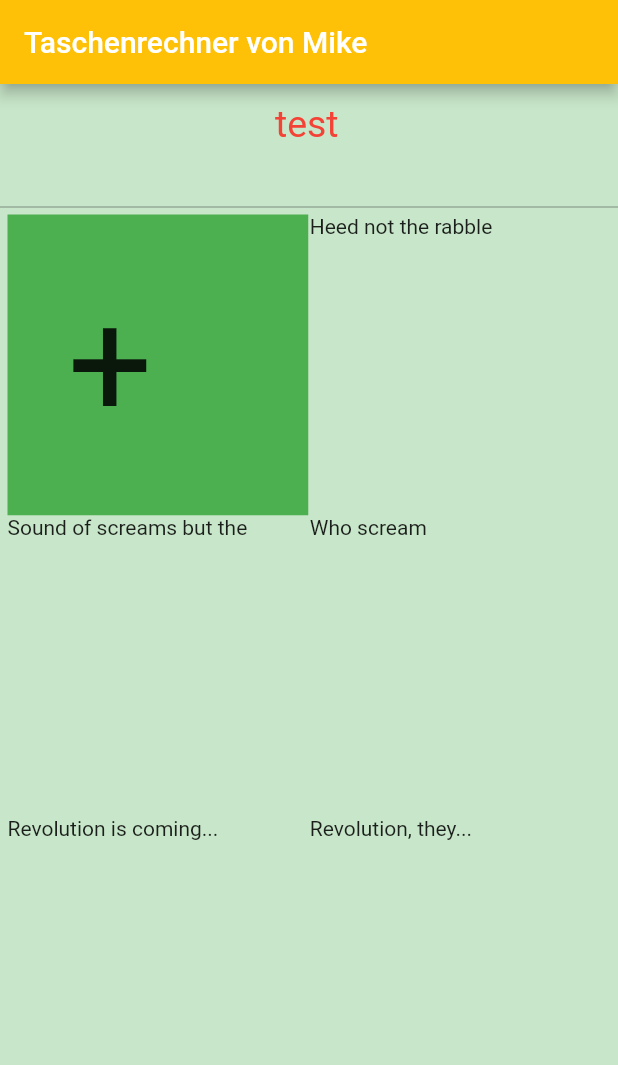
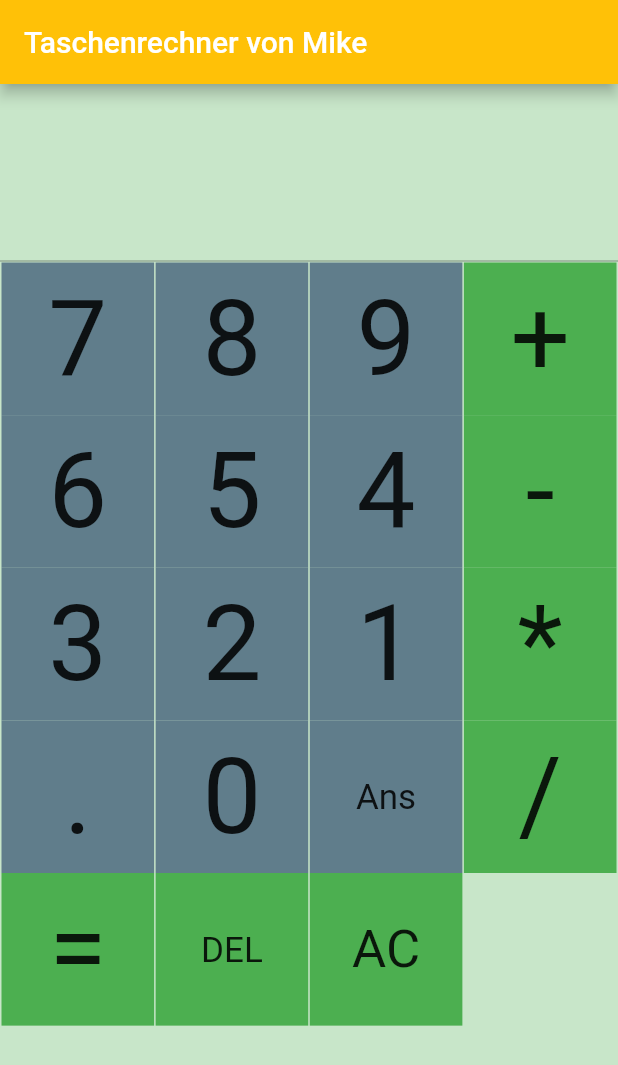
Before and after one commit to mike-la/flutter_calculator, a Flutter app: the screen it shows after launch, on a phone screen of 412 x 824 dp. Shown: the top 1065 px of the screen. Run offline on Flutter 3.47's test engine with Material 2 defaults, Android fonts, the phone set to English and light mode, and no system bars.

Commit message:
Ergebnis: Zahlen und Operatoren werden aufgesplittet
Berechnung fehlt noch

```diff
--- a/lib/plusMinus.dart
+++ b/lib/buttons.dart
@@ -2,10 +2,10 @@ import 'package:flutter/material.dart';
 import 'package:flutter/widgets.dart';
 import 'main.dart';
 
-/// The widget for plus or minus
+/// The widget all buttons (numbers and operators)
 ///
 
-class plusMinus extends StatelessWidget {
+class buttons extends StatelessWidget {
   final String m_categoryName;
   final ColorSwatch m_categoryColor;
   double m_height;
@@ -15,7 +15,7 @@ class plusMinus extends StatelessWidget {
   // While the @required checks for whether a named parameter is passed in,
   // it doesn't check whether the object passed in is null. We check that
   // in the assert statement.
-  plusMinus({
+  buttons({
     Key key,
     @required this.m_categoryName,
     @required this.m_categoryColor,
@@ -28,15 +28,14 @@ class plusMinus extends StatelessWidget {
 
   Widget build(BuildContext context) {
     assert(debugCheckHasMaterial(context));
-    m_height=100.0;//context.size.height;
+    m_height=70.0;//context.size.height;
+    m_height=m_height/m_categoryName.length; //smaller, when more letters
 
     return Material(
 
         color: m_categoryColor,
-        child: new Padding(
-          padding: const EdgeInsets.all(8.0),
-          child: new Container(
-              height: m_height+m_border,
+          child: new Center(
+
               child: new InkWell(
                 borderRadius: BorderRadius.circular(50.0),
                 highlightColor: m_categoryColor,
@@ -44,22 +43,15 @@ class plusMinus extends StatelessWidget {
                   print('I was tapped!');
                   tapped();
                 },
-                child: new Row(
-                  crossAxisAlignment: CrossAxisAlignment.stretch,
-                  children: <Widget>[
-                    new Padding(
-                      padding: const EdgeInsets.all(16.0),
-                    ),
+                child:
                     new Center(
                         child: Text(
                           m_categoryName,
                           style: new TextStyle(fontSize:m_height ),
                           textAlign: TextAlign.center,
-                        ))
-                  ],
-                ),
+                        )),
               )),
-        ));
+        );
   }
 
   void tapped(){
--- a/lib/main.dart
+++ b/lib/main.dart
@@ -8,7 +8,7 @@ import 'package:flutter/material.dart';
 // You can use a relative import, i.e. `import 'category.dart';` or
 // a package import, as shown below.
 // More details at http://dart-lang.github.io/linter/lints/avoid_relative_lib_imports.html
-import 'plusMinus.dart';
+import 'buttons.dart';
 
 // TODO: Pass this information into your custom [Category] widget
 
@@ -21,13 +21,16 @@ void main() {
 /// Currently, we just show one widget in our app.
 class Calculator extends StatelessWidget {
   TextEditingController m_resultTextController = new TextEditingController(
-    text: "test",
+    text: "",
   );
 
   //List with used operator (not allowed to have more than 1 operator after another)
   final List<String> operatorList = ['+','-','*','/'];
-  final int maxCountCharsMathTerm=10; //max count of chars (numbers and operators in the mathematic term
+  final int maxCountCharsMathTerm=20; //max count of chars (numbers and operators in the mathematic term
+  ColorSwatch colorNumber=Colors.blueGrey;
+  ColorSwatch colorOperator=Colors.green;
 
+  double lastResult=0; //last given result (for "ans")
 
 
   @override
@@ -59,7 +62,8 @@ class Calculator extends StatelessWidget {
       child: new TextField( //TextField for the mathematic term
         style: new TextStyle(
           color: Colors.red,
-          fontSize: 25.0,
+          fontSize: 40.0,
+          fontWeight: FontWeight.bold
         ),
         enabled: false,
         keyboardType: TextInputType.multiline,
@@ -73,34 +77,66 @@ class Calculator extends StatelessWidget {
   Expanded createMiddleSection(){
     return new Expanded(child: GridView.count(
         primary: false,
-        padding: const EdgeInsets.all(5.0),
+        padding: const EdgeInsets.all(1.0),
         crossAxisSpacing: 1.0,
-        crossAxisCount: 2,
+        crossAxisCount: 4,
         children: <Widget>[
-        plusMinus(
-          m_categoryName: "+",
-          m_categoryColor: Colors.green,
-          m_calc: this,
-        ), //plus symbol
-        const Text('Heed not the rabble'),
-        const Text('Sound of screams but the'),
-        const Text('Who scream'),
-        const Text('Revolution is coming...'),
-        const Text('Revolution, they...'),
+        buttons( m_categoryName: "7", m_categoryColor: colorNumber, m_calc: this, ), //plus symbol
+        buttons( m_categoryName: "8", m_categoryColor: colorNumber, m_calc: this, ), //plus symbol
+        buttons( m_categoryName: "9", m_categoryColor: colorNumber, m_calc: this, ), //plus symbol
+        buttons( m_categoryName: "+", m_categoryColor: colorOperator, m_calc: this, ), //plus symbol
+        buttons( m_categoryName: "6", m_categoryColor: colorNumber, m_calc: this, ), //plus symbol
+        buttons( m_categoryName: "5", m_categoryColor: colorNumber, m_calc: this, ), //plus symbol
+        buttons( m_categoryName: "4", m_categoryColor: colorNumber, m_calc: this, ), //plus symbol
+        buttons( m_categoryName: "-", m_categoryColor: colorOperator, m_calc: this, ), //plus symbol
+        buttons( m_categoryName: "3", m_categoryColor: colorNumber, m_calc: this, ), //plus symbol
+        buttons( m_categoryName: "2", m_categoryColor: colorNumber, m_calc: this, ), //plus symbol
+        buttons( m_categoryName: "1", m_categoryColor: colorNumber, m_calc: this, ), //plus symbol
+        buttons( m_categoryName: "*", m_categoryColor: colorOperator, m_calc: this, ), //plus symbol
+        buttons( m_categoryName: ".", m_categoryColor: colorNumber, m_calc: this, ), //plus symbol
+        buttons( m_categoryName: "0", m_categoryColor: colorNumber, m_calc: this, ), //plus symbol
+        buttons( m_categoryName: "Ans", m_categoryColor: colorNumber, m_calc: this,  ), //plus symbol
+        buttons( m_categoryName: "/", m_categoryColor: colorOperator, m_calc: this, ), //plus symbol
+        buttons( m_categoryName: "=", m_categoryColor: colorOperator, m_calc: this, ), //result
+        buttons( m_categoryName: "DEL", m_categoryColor: colorOperator, m_calc: this, ), //delete last
+        buttons( m_categoryName: "AC", m_categoryColor: colorOperator, m_calc: this, ), //delete all
         ]),
     );
   }
 
   /*
   set the resultTerm Text
+  functionButton: "=", Ans
    */
   void setResultTextLabel(String textString) {
+    if(!charIsAllowedInResultTextLabel(textString)) {
+      return;
+    }
 
-    if(charIsAllowedInResultTextLabel(textString)){
-      textString =m_resultTextController.text + textString; //oold data and adding the new
-      print('setOutputLabel' + textString);
-      m_resultTextController.text = textString;
+    switch (textString) {
+      case 'Ans':
+        textString=lastResult.toString();
+        break;
+      case '=':
+        m_resultTextController.text=result().toString();
+        return;
+      case 'DEL': //delete last
+        String t=m_resultTextController.text;
+        t=t.substring(0,t.length-1);
+        m_resultTextController.text=t;
+        return;
+      case 'AC': //delete all
+        m_resultTextController.clear();
+        return;
     }
+
+    if(m_resultTextController.text.length>maxCountCharsMathTerm){
+      return;
+    }
+
+    textString =m_resultTextController.text + textString; //oold data and adding the new
+    print('setOutputLabel' + textString);
+    m_resultTextController.text = textString;
   }
 
   /*
@@ -109,31 +145,116 @@ class Calculator extends StatelessWidget {
       no   new operator allowed
    */
   bool charIsAllowedInResultTextLabel(String input) {
-    if(m_resultTextController.text.length==0){ //else excepton, when text field is empty
+    List<String> opList = new List<String>.from(operatorList);
+    opList.add('.'); //here is '.' relevant, because '.' is not allowed to stand behind other operator
+    //debug output
+    //operatorList.forEach((fruit) => print(fruit));
+    //print( operatorList[1] ); // 2
+
+    String lastCharInput = input.substring(input.length - 1, input.length);
+    //print('lastCharInputsubstring' + lastCharInput);
+    //print('operatorList index' + operatorList.indexOf(lastCharInput).toString());
+    if (opList.indexOf(lastCharInput) == -1) { //inserted char is no operator
+      return true;
+    }
+    else if (m_resultTextController.text.length == 0) { //first sign cannot be operator
+      return false;
+    }
+    //now we know, inserted char is an operator
+
+
+    //check, if last char of term is an operator
+    String lastCharTerm = m_resultTextController.text.substring(
+        m_resultTextController.text.length - 1,
+        m_resultTextController.text.length);
+    //print('substring' + lastCharTerm);
+    //print('operatorList Termindex' + operatorList.indexOf(lastCharTerm).toString());
+    if (opList.indexOf(lastCharTerm) > -1) { //last char is no operator
+      print('last char is operator' + lastCharTerm);
+      return false;
+    }
+    else if(lastCharInput !='.'){
       return true;
     }
 
-    //debug output
-    operatorList.forEach((fruit) => print(fruit));
-    print('operator liste'+operatorList.length.toString());
-    //print( operatorList[1] ); // 2
 
-    String lastCharInput=input.substring(input.length-1,input.length);
-    print('lastCharInputsubstring' + lastCharInput);
-    print('operatorList index' + operatorList.indexOf(lastCharInput).toString());
-    if(operatorList.indexOf(lastCharInput)==-1){ //inserted char is no operator
-      return true;
+    //between two '.' has to stand an operator
+    int iPoint = m_resultTextController.text.lastIndexOf('.'); //position od last '.'
+    if (iPoint == -1) { //no point in term
+      return true; //inserting of '.' is allowed
+    }
+    for (final o in opList) {
+      if (m_resultTextController.text.indexOf(o, iPoint + 1) > -1) { //another operator between last last '.' and actual position
+        print('operator' + o + "iPoint:" + iPoint.toString());
+        return true;
+      }
+    }
+    return false;
     }
 
-    //check, if last char of term is an operatpor
-    String lastCharTerm=m_resultTextController.text.substring(m_resultTextController.text.length-1,m_resultTextController.text.length);
-    print('substring' + lastCharTerm);
-    print('operatorList Termindex' + operatorList.indexOf(lastCharTerm).toString());
-    if(operatorList.indexOf(lastCharTerm)==-1){ //inserted char is no operator
-      return true;
+
+    /*
+    split the term (string) to list with numbers
+      delimiter are operators (without '.')
+     */
+  double result(){
+    String termString=m_resultTextController.text;
+
+    //if last char is a operator, delete this
+    String lastChar = termString.substring(termString.length - 1, termString.length);
+    if (operatorList.indexOf(lastChar) != -1 || lastChar=='.') { //last char is operator
+      termString=termString.substring(0,termString.length-1);
     }
+    print("termString"+termString);
 
-    print('last char is operator' + lastCharTerm);
-    return false;
+    //operatorList.forEach((fruit) => print(fruit.toString()));
+
+    //loop to split termString to list
+    List<double> termList=new List<double>();
+    List<String> operatorTermList=new List<String>();
+    int start=0;
+    int end;
+    while(start<=termString.length){
+      start=start+1;
+      int firstOperator=1000; //very big
+      String actOperator="";
+        for (final o in operatorList) {
+          end=termString.indexOf(o.toString(), start);
+          if(end<firstOperator && end>-1) {
+            firstOperator = end;
+            actOperator=o;
+          }
+        }
+        if(firstOperator<=termString.length){
+          //print("start"+start.toString() +", "+firstOperator.toString());
+          String substring=termString.substring(start,firstOperator);
+          double res=double.parse(substring);
+          termList.add(res);
+          //print("substring"+substring +", "+firstOperator.toString());
+
+          operatorTermList.add(actOperator);
+        }
+        else{
+          break; //leave loop
+        }
+
+        start=firstOperator;
+      }
+
+      //last "part number"
+    String substring=termString.substring(start,termString.length);
+    double res=double.parse(substring);
+    termList.add(res);
+
+    termList.forEach((fruit) => print(fruit.toString()));
+    operatorTermList.forEach((fruit) => print(fruit.toString()));
+
+
+    //now I have to numbers and the operators
+    double result=0;
+
+
+    return result;
   }
+
 }
```
